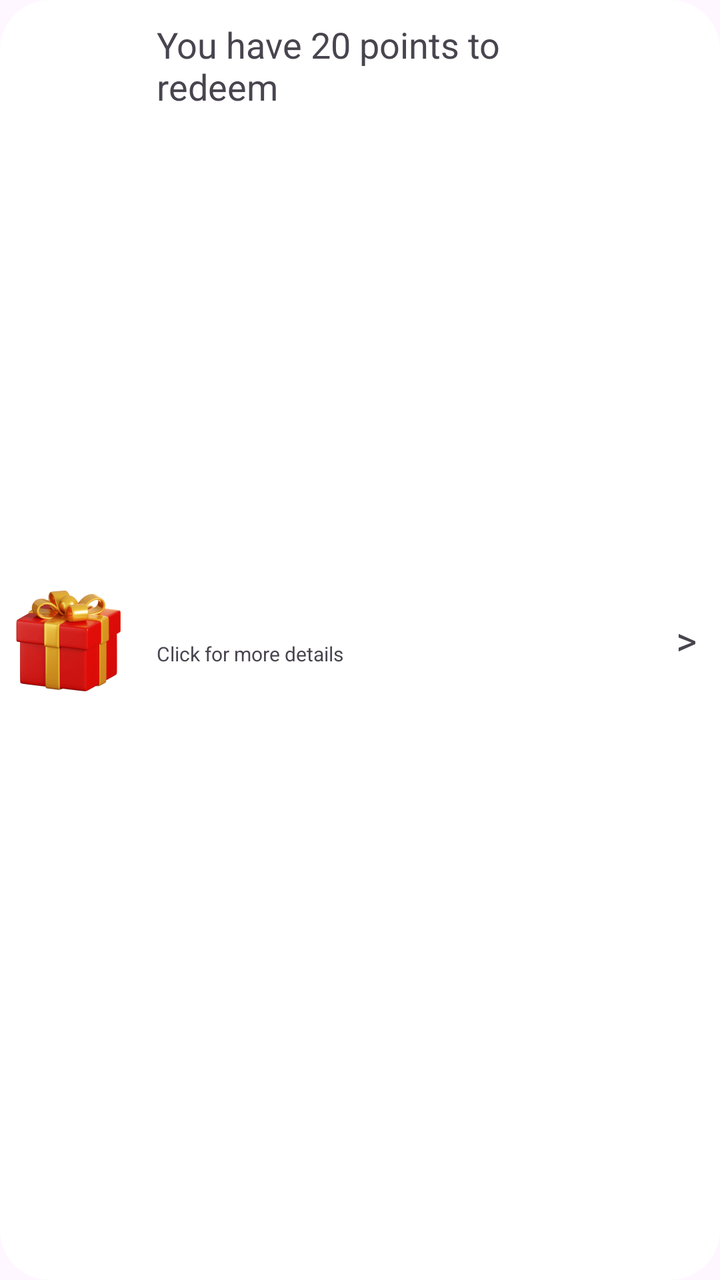
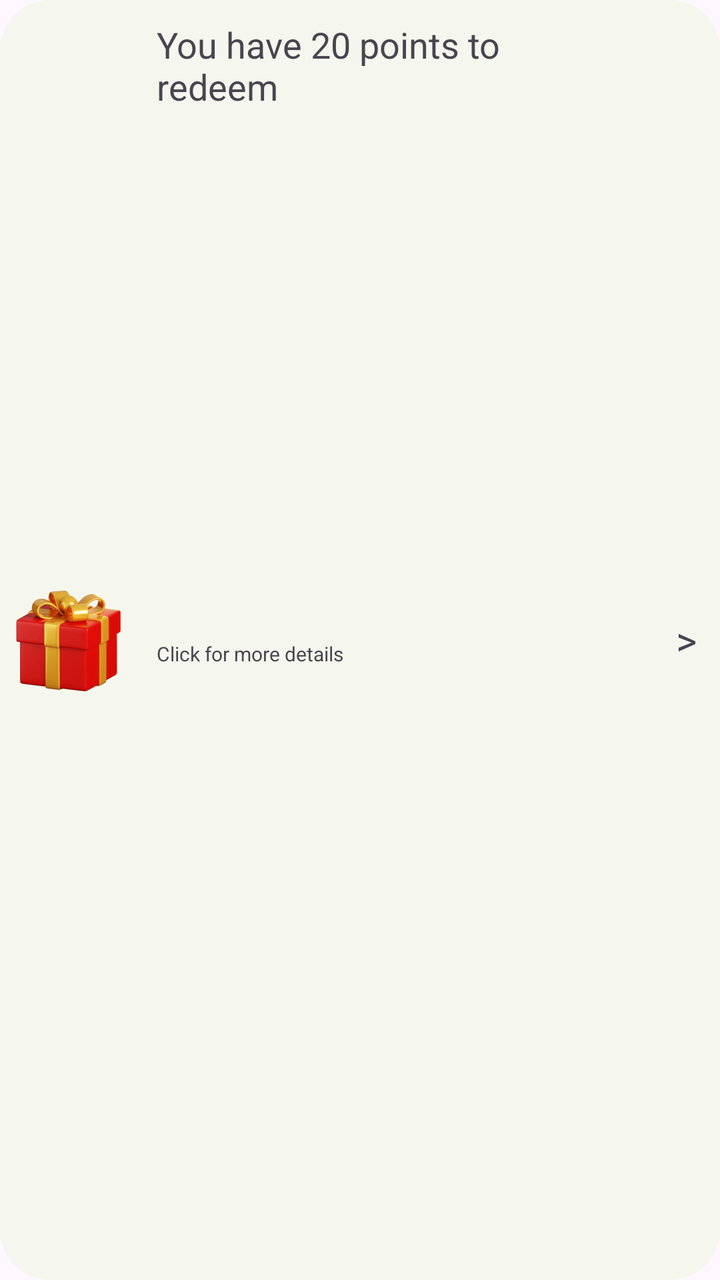

An Android layout rendered at two revisions. The XML below is the earlier revision; the diff shows what the commit changed to produce the second picture.
<!-- AndroidManifest.xml: application theme Theme.Gamstop -->
<!-- res/layout/item_rewardlayout.xml -->
<LinearLayout xmlns:android="http://schemas.android.com/apk/res/android"
    xmlns:app="http://schemas.android.com/apk/res-auto"
    xmlns:tools="http://schemas.android.com/tools"
    android:layout_width="match_parent"
    android:layout_height="100dp"
    android:background="@drawable/rounded_corner"
    android:layout_marginTop="15dp"
    android:layout_marginRight="18dp"
    android:layout_marginLeft="18dp"
    android:backgroundTint="@color/white"
    android:orientation="horizontal">


    <ImageView
        android:layout_width="match_parent"
        android:layout_height="match_parent"
        android:layout_weight="0.75"
        android:paddingLeft="5dp"
        android:paddingRight="5dp"
        android:src="@drawable/giftbox"/>
    <LinearLayout
        android:layout_width="match_parent"
        android:layout_height="match_parent"
        android:layout_weight="0.25"
        android:layout_marginRight="10dp"
        android:orientation="vertical">

        <TextView
            android:layout_width="match_parent"
            android:layout_height="match_parent"
            android:layout_weight="0.2"
            android:text="You have 20 points to redeem"
            android:padding="10dp"
            android:fontFamily="sans-serif"
            android:textSize="18dp"/>
        <TextView
            android:layout_width="match_parent"
            android:layout_height="match_parent"
            android:layout_weight="0.2"
            android:text="Click for more details"
            android:paddingLeft="10dp"
            android:textSize="10dp"/>

    </LinearLayout>

    <TextView
        android:layout_width="match_parent"
        android:layout_height="match_parent"
        android:layout_weight="0.85"
        android:text=">"
        android:textSize="20dp"
        android:layout_marginRight="5dp"
        android:gravity="center"
        />

</LinearLayout>
<!-- resources referenced by this layout -->
<resources>
  <color name="white">#FFFFFFFF</color>
  <!-- drawable giftbox: webp bitmap (drawable, 18688 bytes) -->
  <!-- drawable rounded_corner (drawable) -->
  <shape xmlns:android="http://schemas.android.com/apk/res/android">
      <solid android:color="@color/black"/>
      <corners android:radius="25dp"/>
  </shape>
  <style name="Theme.Gamstop" parent="Base.Theme.Gamstop" />
  <color name="black">#FF000000</color>
  <style name="Base.Theme.Gamstop" parent="Theme.Material3.DayNight.NoActionBar">
          
          
      </style>
</resources>

<!-- the commit's change to res/layout/item_rewardlayout.xml (unified diff, before → after) -->
@@ -7,7 +7,7 @@
     android:layout_marginTop="15dp"
     android:layout_marginRight="18dp"
     android:layout_marginLeft="18dp"
-    android:backgroundTint="@color/white"
+    android:backgroundTint="#F5F7EE"
     android:orientation="horizontal">
 
 
<!-- resource entries referenced after the edit -->
@@ -1,6 +1,5 @@
 <!-- resources referenced by this layout -->
 <resources>
-  <color name="white">#FFFFFFFF</color>
   <!-- drawable giftbox: webp bitmap (drawable, 18688 bytes) -->
   <!-- drawable rounded_corner (drawable) -->
   <shape xmlns:android="http://schemas.android.com/apk/res/android">
